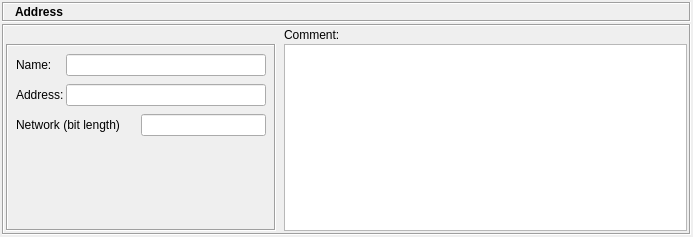
The window that src/gui/ipv6dialog_q.ui (fwbuilder/fwbuilder) describes before a commit, drawn with Qt 5.
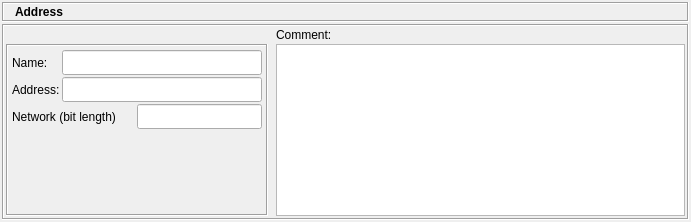
The same window after the commit. Icons and pictures are not drawn.

Commit message: resizing and tidying object dialogs

```diff
--- a/src/gui/ipv6dialog_q.ui
+++ b/src/gui/ipv6dialog_q.ui
@@ -8,8 +8,8 @@
    <rect>
     <x>0</x>
     <y>0</y>
-    <width>693</width>
-    <height>237</height>
+    <width>691</width>
+    <height>222</height>
    </rect>
   </property>
   <property name="windowTitle" >
@@ -207,24 +207,6 @@
            <enum>QFrame::Sunken</enum>
           </property>
           <layout class="QGridLayout" >
-           <property name="leftMargin" >
-            <number>8</number>
-           </property>
-           <property name="topMargin" >
-            <number>8</number>
-           </property>
-           <property name="rightMargin" >
-            <number>8</number>
-           </property>
-           <property name="bottomMargin" >
-            <number>8</number>
-           </property>
-           <property name="horizontalSpacing" >
-            <number>2</number>
-           </property>
-           <property name="verticalSpacing" >
-            <number>8</number>
-           </property>
            <item row="0" column="0" >
             <widget class="QLabel" name="textLabel1" >
              <property name="text" >
@@ -246,12 +228,12 @@
              <property name="minimumSize" >
               <size>
                <width>200</width>
-               <height>0</height>
+               <height>25</height>
               </size>
              </property>
             </widget>
            </item>
-           <item row="2" column="0" >
+           <item row="1" column="0" >
             <widget class="QLabel" name="textLabel2_2" >
              <property name="text" >
               <string>Address:</string>
@@ -261,7 +243,7 @@
              </property>
             </widget>
            </item>
-           <item row="2" column="1" >
+           <item row="1" column="1" >
             <widget class="QLineEdit" name="address" >
              <property name="sizePolicy" >
               <sizepolicy vsizetype="Fixed" hsizetype="Preferred" >
@@ -269,12 +251,18 @@
                <verstretch>0</verstretch>
               </sizepolicy>
              </property>
+             <property name="minimumSize" >
+              <size>
+               <width>0</width>
+               <height>25</height>
+              </size>
+             </property>
              <property name="text" >
               <string/>
              </property>
             </widget>
            </item>
-           <item row="3" column="0" colspan="2" >
+           <item row="2" column="0" colspan="2" >
             <widget class="QFrame" name="frame" >
              <property name="frameShape" >
               <enum>QFrame::NoFrame</enum>
@@ -319,12 +307,18 @@
                   <verstretch>0</verstretch>
                  </sizepolicy>
                 </property>
+                <property name="minimumSize" >
+                 <size>
+                  <width>0</width>
+                  <height>25</height>
+                 </size>
+                </property>
                </widget>
               </item>
              </layout>
             </widget>
            </item>
-           <item row="4" column="0" colspan="2" >
+           <item row="3" column="0" colspan="2" >
             <spacer>
              <property name="orientation" >
               <enum>Qt::Vertical</enum>
```
The commit also changes 6 other files.
